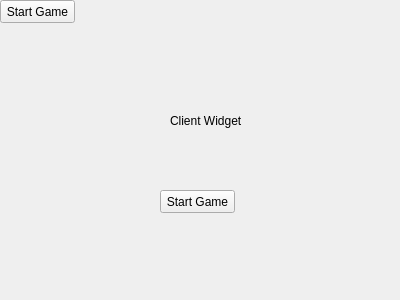
Qt form src/PacManQt/clientwindow.ui (przemekBielak/PacMan-online) before a commit.
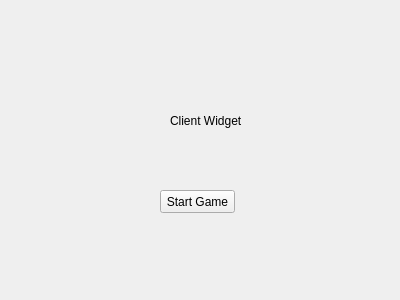
The same form after that commit.

Commit message:
Created new mechanism to start game
- Moved timer functionality to startGame function
- Game is started when window in QStackedWidget is changed to GAME_WIDGET. Then signal is emitted and corresponding window function called.

Patch:
```diff
--- a/src/PacManQt/clientwindow.ui
+++ b/src/PacManQt/clientwindow.ui
@@ -39,19 +39,6 @@
     <string>Start Game</string>
    </property>
   </widget>
-  <widget class="QPushButton" name="pushButton_2">
-   <property name="geometry">
-    <rect>
-     <x>0</x>
-     <y>0</y>
-     <width>75</width>
-     <height>23</height>
-    </rect>
-   </property>
-   <property name="text">
-    <string>Start Game</string>
-   </property>
-  </widget>
  </widget>
  <resources/>
  <connections/>
```
The commit also changes 13 other files.
